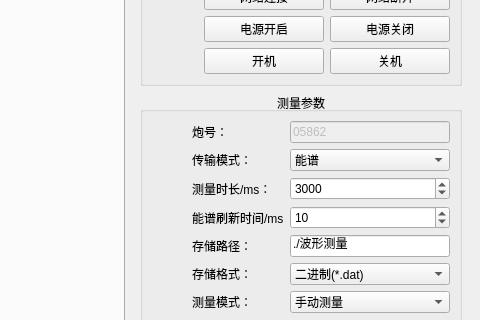
Above: mainwindow.ui from MrXiaomao/HardXrayCamera before the change; both pictures show x 792 to 1272 and y 86 to 406 of the 1272 by 926 pixel window. Below: the same form after it.
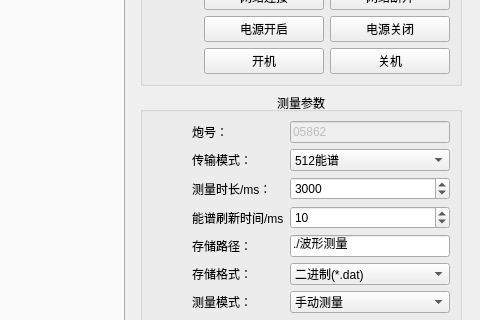
That is the form after the change. Custom widgets are drawn as their Qt base class.

Commit message: 增加分时能谱16道的能谱区间设置文件读取与判别是有有效。

Diff of the .ui file:
```diff
--- a/mainwindow.ui
+++ b/mainwindow.ui
@@ -811,7 +811,12 @@
              <widget class="QComboBox" name="cmb_transferMode">
               <item>
                <property name="text">
-                <string>能谱</string>
+                <string>512能谱</string>
+               </property>
+              </item>
+              <item>
+               <property name="text">
+                <string>16道能谱</string>
                </property>
               </item>
               <item>
```
The commit also changes 5 other files.
